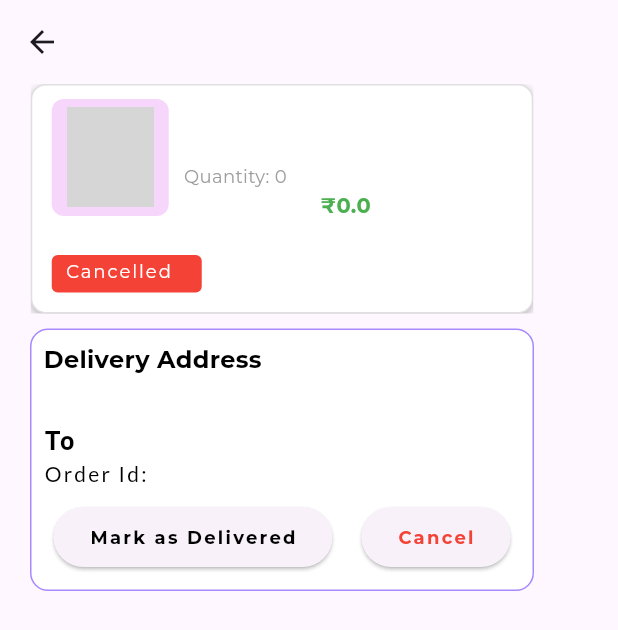
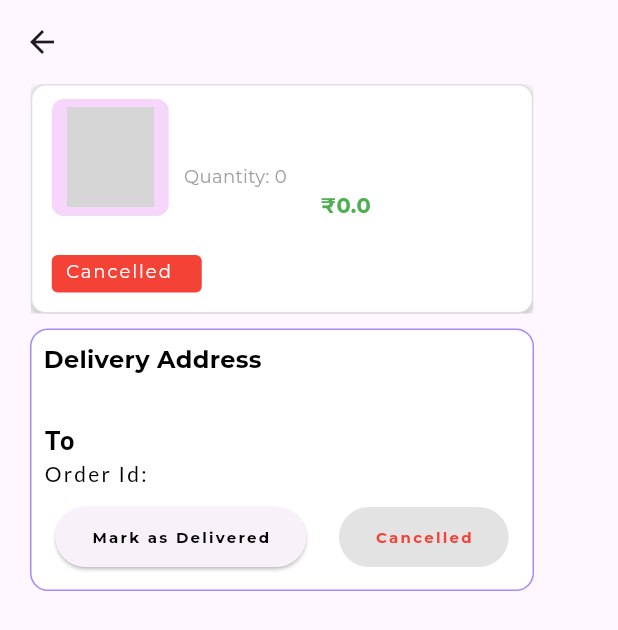
Before and after one commit to Shamimkhan1406/cartify-vendor-app, a Flutter app: the OrderDetailScreen screen opened directly with empty values, on a phone screen of 412 x 824 dp. Shown: the top 630 px of the screen. Run offline on Flutter 3.47's test engine with Material 3 defaults, Android fonts, the phone set to English and light mode, and no system bars; our stand-ins replace flutter_riverpod, google_fonts, image_picker, shared_preferences; missing offline and left inert: cloudinary_public; accounts and stored records are empty; network calls fail; grey boxes are pictures that could not be loaded.

Commit message:
updating order state

```diff
--- a/lib/provider/order_provider.dart
+++ b/lib/provider/order_provider.dart
@@ -8,7 +8,7 @@ class OrderProvider extends StateNotifier<List<Order>> {
     state = orders;
   }
 
-  void updateOrderStatus(String orderId, {bool? delivered, bool? processing}) {
+  updateOrderStatus(String orderId, {bool? delivered, bool? processing}) {
     state = [
       for (final order in state)
         if (order.id == orderId)
--- a/lib/views/screens/detail/screens/order_detail_screen.dart
+++ b/lib/views/screens/detail/screens/order_detail_screen.dart
@@ -1,19 +1,31 @@
 import 'package:cartify_vendor/controllers/order_controller.dart';
 import 'package:cartify_vendor/models/order.dart';
+import 'package:cartify_vendor/provider/order_provider.dart';
 import 'package:flutter/material.dart';
+import 'package:flutter_riverpod/flutter_riverpod.dart';
 import 'package:google_fonts/google_fonts.dart';
 
-class OrderDetailScreen extends StatelessWidget {
+class OrderDetailScreen extends ConsumerStatefulWidget {
   final Order orders;
   OrderDetailScreen({super.key, required this.orders});
+
+  @override
+  ConsumerState<OrderDetailScreen> createState() => _OrderDetailScreenState();
+}
+
+class _OrderDetailScreenState extends ConsumerState<OrderDetailScreen> {
   final OrderController orderController = OrderController();
 
   @override
   Widget build(BuildContext context) {
+    // watch the list of orders to trigger auto ui update
+    final orders = ref.watch(orderProvider);
+    // final the updated order in the list
+    final updatedOrder = orders.firstWhere((o) => o.id == widget.orders.id, orElse: () => widget.orders,);
     return Scaffold(
       appBar: AppBar(
         title: Text(
-          orders.productName,
+          widget.orders.productName,
           style: GoogleFonts.montserrat(
             fontSize: 16,
             fontWeight: FontWeight.bold,
@@ -76,7 +88,7 @@ class OrderDetailScreen extends StatelessWidget {
                                     top: 5,
                                     left: 10,
                                     child: Image.network(
-                                      orders.image,
+                                      widget.orders.image,
                                       width: 58,
                                       height: 67,
                                       fit: BoxFit.cover,
@@ -107,7 +119,7 @@ class OrderDetailScreen extends StatelessWidget {
                                           SizedBox(
                                             width: double.infinity,
                                             child: Text(
-                                              orders.productName,
+                                              widget.orders.productName,
                                               style: GoogleFonts.montserrat(
                                                 fontSize: 16,
                                                 fontWeight: FontWeight.bold,
@@ -121,7 +133,7 @@ class OrderDetailScreen extends StatelessWidget {
                                           Align(
                                             alignment: Alignment.centerLeft,
                                             child: Text(
-                                              orders.category,
+                                              widget.orders.category,
                                               style: GoogleFonts.montserrat(
                                                 fontSize: 12,
                                                 color: const Color(0xff9e9e9e),
@@ -134,7 +146,7 @@ class OrderDetailScreen extends StatelessWidget {
                                             alignment: Alignment.centerLeft,
 
                                             child: Text(
-                                              'Quantity: ${orders.quantity}',
+                                              'Quantity: ${widget.orders.quantity}',
                                               style: GoogleFonts.montserrat(
                                                 fontSize: 12,
                                                 color: const Color(0xff9e9e9e),
@@ -144,7 +156,7 @@ class OrderDetailScreen extends StatelessWidget {
                                           ),
                                           SizedBox(height: 5),
                                           Text(
-                                            '₹${orders.productPrice}',
+                                            '₹${widget.orders.productPrice}',
                                             style: GoogleFonts.montserrat(
                                               fontSize: 14,
                                               fontWeight: FontWeight.bold,
@@ -169,9 +181,9 @@ class OrderDetailScreen extends StatelessWidget {
                               clipBehavior: Clip.antiAlias,
                               decoration: BoxDecoration(
                                 color:
-                                    orders.delivered == true
+                                    updatedOrder.delivered == true
                                         ? Colors.green
-                                        : orders.processing == true
+                                        : updatedOrder.processing == true
                                         ? Colors.purpleAccent
                                         : Colors.red,
                                 borderRadius: BorderRadius.circular(4),
@@ -183,9 +195,9 @@ class OrderDetailScreen extends StatelessWidget {
                                     left: 9,
                                     top: 2,
                                     child: Text(
-                                      orders.delivered == true
+                                      updatedOrder.delivered == true
                                           ? 'Delivered'
-                                          : orders.processing == true
+                                          : updatedOrder.processing == true
                                           ? 'Processing'
                                           : 'Cancelled',
                                       style: GoogleFonts.montserrat(
@@ -249,7 +261,7 @@ class OrderDetailScreen extends StatelessWidget {
                         ),
                         SizedBox(height: 8),
                         Text(
-                          '${orders.state} ${orders.city} ${orders.locality}',
+                          '${widget.orders.state} ${widget.orders.city} ${widget.orders.locality}',
                           style: GoogleFonts.lato(
                             fontSize: 16,
                             letterSpacing: 1.5,
@@ -258,7 +270,7 @@ class OrderDetailScreen extends StatelessWidget {
                           ),
                         ),
                         Text(
-                          'To ${orders.fullName}',
+                          'To ${widget.orders.fullName}',
                           style: GoogleFonts.roboto(
                             fontSize: 17,
                             letterSpacing: 1.5,
@@ -267,7 +279,7 @@ class OrderDetailScreen extends StatelessWidget {
                           ),
                         ),
                         Text(
-                          'Order Id: ${orders.id}',
+                          'Order Id: ${widget.orders.id}',
                           style: GoogleFonts.lato(
                             //fontSize: 17,
                             letterSpacing: 1.5,
@@ -285,16 +297,20 @@ class OrderDetailScreen extends StatelessWidget {
                       mainAxisAlignment: MainAxisAlignment.spaceEvenly,
                       children: [
                         ElevatedButton(
-                          onPressed: () async {
+                          onPressed: updatedOrder.delivered == true ? null : () async {
                             await orderController.updateDeliveryStatus(
-                              id: orders.id,
+                              id: widget.orders.id,
                               context: context,
+                            ).whenComplete(
+                              (){
+                                ref.read(orderProvider.notifier).updateOrderStatus(widget.orders.id, delivered: true);
+                              }
                             );
                           },
                           child: Text(
-                            'Mark as Delivered',
+                            updatedOrder.delivered == true ? 'Delivered' : 'Mark as Delivered',
                             style: GoogleFonts.montserrat(
-                              fontSize: 12,
+                              fontSize: 10,
                               letterSpacing: 1.5,
                               fontWeight: FontWeight.bold,
                               color: Colors.black,
@@ -303,16 +319,20 @@ class OrderDetailScreen extends StatelessWidget {
                         ),
                         SizedBox(width: 10),
                         ElevatedButton(
-                          onPressed: () async {
+                          onPressed: updatedOrder.processing == false ? null : () async {
                             await orderController.cancelOrder(
-                              id: orders.id,
+                              id: widget.orders.id,
                               context: context,
+                            ).whenComplete(
+                              (){
+                                ref.read(orderProvider.notifier).updateOrderStatus(widget.orders.id, processing: false);
+                              }
                             );
                           },
                           child: Text(
-                            'Cancel',
+                            updatedOrder.processing == false ? "Cancelled" : 'Cancel',
                             style: GoogleFonts.montserrat(
-                              fontSize: 12,
+                              fontSize: 10,
                               letterSpacing: 1.5,
                               fontWeight: FontWeight.bold,
                               color: Colors.red,
```
